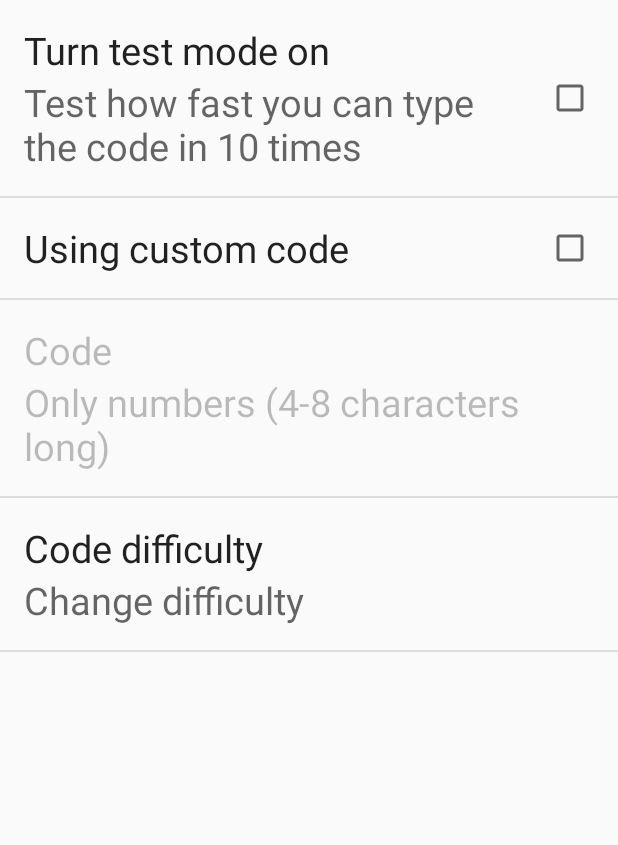
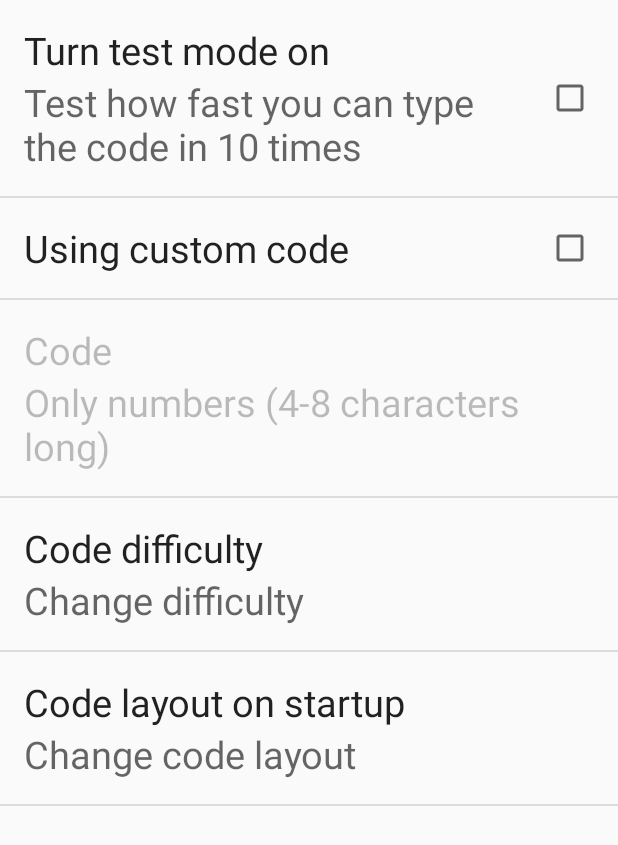
Before and after one commit to tasger22/Android-Dynamic-Layout, an Android app: the screen it shows after launch (SettingsActivity), in the options menu, after a tap on "Settings", on a phone screen of 412 x 824 dp. Shown: the top 845 px of the screen. Run offline under Robolectric (Android 15) with nearby library versions, the phone set to English and light mode, and no system bars.

Commit message:
App starts with system start

```diff
--- a/app/src/main/java/hu/bme/iit/dynamiclayout_prototype/MainActivity.java
+++ b/app/src/main/java/hu/bme/iit/dynamiclayout_prototype/MainActivity.java
@@ -5,6 +5,7 @@ import android.app.AlertDialog;
 import android.content.DialogInterface;
 import android.content.Intent;
 import android.content.SharedPreferences;
+import android.preference.PreferenceFragment;
 import android.preference.PreferenceManager;
 import android.support.v7.app.AppCompatActivity;
 import android.os.Bundle;
@@ -19,6 +20,7 @@ public class MainActivity extends AppCompatActivity implements DifficultyDialogF
     private CodeResolveDifficulty currentDifficulty = CodeResolveDifficulty.EASY;
     private boolean istestMode, isCodeUserCode;
     private String userCode;
+    private String chosenLayout;
 
     public enum CodeResolveDifficulty{ //Enumeration to indicate the toughness of the code resolution
         EASY,HARD,EVIL;
@@ -36,6 +38,25 @@ public class MainActivity extends AppCompatActivity implements DifficultyDialogF
     @Override
     protected void onCreate(Bundle savedInstanceState) {
         super.onCreate(savedInstanceState);
+        Bundle b = getIntent().getExtras();
+        boolean bootStart = false;
+
+        if(b != null)  bootStart = b.getBoolean("bootStart");
+
+        if(bootStart){
+            setDataFromSharedPreferences(PreferenceManager.getDefaultSharedPreferences(this));
+
+            Intent startupIntent = new Intent();
+
+            putExtrasForCodeActivites(startupIntent);
+
+            if(chosenLayout.equals("numeric"))  startupIntent.setClass(getApplicationContext(),NumericCodeActivity.class);
+            else startupIntent.setClass(getApplicationContext(),GraphicCodeActivity.class);
+
+            startupIntent.addFlags(Intent.FLAG_ACTIVITY_CLEAR_TOP);
+            startActivity(startupIntent);
+        }
+        else{
             setContentView(R.layout.activity_main);
 
             Toolbar toolbar = (Toolbar) findViewById(R.id.mainToolbar);
@@ -55,10 +76,7 @@ public class MainActivity extends AppCompatActivity implements DifficultyDialogF
                     else if (view == graphicButton)
                         activityIntent = new Intent(getApplicationContext(),GraphicCodeActivity.class);
 
-                activityIntent.putExtra(getString(R.string.diff_key), currentDifficulty);
-                activityIntent.putExtra(getString(R.string.test_mode_key), istestMode); //Test mode is default off
-                activityIntent.putExtra(getString(R.string.randomized_code_key), isCodeUserCode);
-                activityIntent.putExtra(getString(R.string.user_code_key),userCode);
+                    putExtrasForCodeActivites(activityIntent);
                     if(istestMode){
 
                         final Intent finalIntent = (Intent) activityIntent.clone();
@@ -87,7 +105,15 @@ public class MainActivity extends AppCompatActivity implements DifficultyDialogF
 
             numericButton.setOnClickListener(activityStarterListener);
             graphicButton.setOnClickListener(activityStarterListener);
+        }
 
+    }
+
+    private void putExtrasForCodeActivites(Intent activityIntent) {
+        activityIntent.putExtra(getString(R.string.diff_key), currentDifficulty);
+        activityIntent.putExtra(getString(R.string.test_mode_key), istestMode); //Test mode is default off
+        activityIntent.putExtra(getString(R.string.randomized_code_key), isCodeUserCode);
+        activityIntent.putExtra(getString(R.string.user_code_key),userCode);
     }
 
     @Override
@@ -143,5 +169,7 @@ public class MainActivity extends AppCompatActivity implements DifficultyDialogF
         userCode = settings.getString(SettingsActivity.KEY_PREF_CODEINPUT,"0000");
         while(userCode.length() < 4)
             userCode = "0" + userCode;
+
+        chosenLayout = settings.getString(SettingsActivity.KEY_PREF_LAYOUT,"numeric");
     }
 }
--- a/app/src/main/java/hu/bme/iit/dynamiclayout_prototype/SettingsActivity.java
+++ b/app/src/main/java/hu/bme/iit/dynamiclayout_prototype/SettingsActivity.java
@@ -16,6 +16,7 @@ public class SettingsActivity extends Activity {
     public static final String KEY_PREF_USERCODE = "pref_usercode";
     public static final String KEY_PREF_CODEINPUT = "pref_codeinput";
     public static final String KEY_PREF_DIFFICULTY = "pref_difficulty";
+    public static final String KEY_PREF_LAYOUT = "pref_layout";
 
     @Override
     public void onCreate(@Nullable Bundle savedInstanceState) {
--- a/app/src/main/res/values/arrays.xml
+++ b/app/src/main/res/values/arrays.xml
@@ -11,4 +11,14 @@
         <item>HARD</item>
         <item>EVIL</item>
     </string-array>
+
+    <string-array name="layout_array">
+        <item>Numeric</item>
+        <item>Graphic</item>
+    </string-array>
+
+    <string-array name="layout_save_array">
+        <item>numeric</item>
+        <item>graphic</item>
+    </string-array>
 </resources>
--- a/app/src/main/res/values/strings.xml
+++ b/app/src/main/res/values/strings.xml
@@ -16,5 +16,6 @@
     <string name="action_settings">Settings</string>
     <string name="title_activity_settings">Settings</string>
     <string name="difficulty_array_default">Default</string>
+    <string name="layout_array_default">numeric</string>
 
 </resources>
--- a/app/src/main/res/xml/preferences.xml
+++ b/app/src/main/res/xml/preferences.xml
@@ -31,5 +31,13 @@
         android:entryValues="@array/difficulty_save_array"
         android:defaultValue="@string/difficulty_array_default"/>
 
+    <ListPreference
+        android:key="pref_layout"
+        android:title="Code layout on startup"
+        android:summary="Change code layout"
+        android:entries="@array/layout_array"
+        android:entryValues="@array/layout_save_array"
+        android:defaultValue="@string/layout_array_default"/>
+
 
 </PreferenceScreen>
```
Also changed, not shown: app/src/main/AndroidManifest.xml (+9 -1 lines), app/src/main/java/hu/bme/iit/dynamiclayout_prototype/BootCompletedReceiver.java (added, +21 -0 lines). Lines whose indentation alone changed are shown as unchanged.
